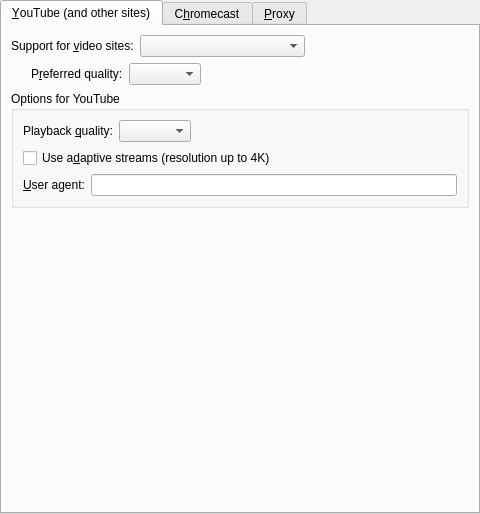
Before: the Qt Designer form src/prefnetwork.ui in deepin-community/smplayer, drawn with Qt 5.
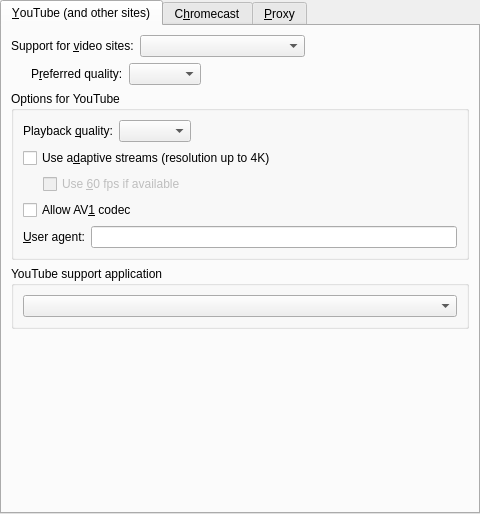
After: the same form once the commit is applied.

```diff
--- a/src/prefnetwork.ui
+++ b/src/prefnetwork.ui
@@ -155,6 +155,52 @@
             </property>
            </widget>
           </item>
+          <item>
+           <widget class="QWidget" name="adaptative_streams_widget" native="true">
+            <property name="enabled">
+             <bool>false</bool>
+            </property>
+            <layout class="QVBoxLayout" name="verticalLayout_6">
+             <property name="margin">
+              <number>0</number>
+             </property>
+             <item>
+              <layout class="QHBoxLayout" name="horizontalLayout_5">
+               <item>
+                <spacer name="horizontalSpacer_7">
+                 <property name="orientation">
+                  <enum>Qt::Horizontal</enum>
+                 </property>
+                 <property name="sizeType">
+                  <enum>QSizePolicy::Fixed</enum>
+                 </property>
+                 <property name="sizeHint" stdset="0">
+                  <size>
+                   <width>20</width>
+                   <height>20</height>
+                  </size>
+                 </property>
+                </spacer>
+               </item>
+               <item>
+                <widget class="QCheckBox" name="yt_use_60fps_check">
+                 <property name="text">
+                  <string>Use &amp;60 fps if available</string>
+                 </property>
+                </widget>
+               </item>
+              </layout>
+             </item>
+            </layout>
+           </widget>
+          </item>
+          <item>
+           <widget class="QCheckBox" name="yt_av1_check">
+            <property name="text">
+             <string>Allow AV&amp;1 codec</string>
+            </property>
+           </widget>
+          </item>
           <item>
            <layout class="QHBoxLayout" name="horizontalLayout">
             <item>
@@ -175,6 +221,18 @@
          </layout>
         </widget>
        </item>
+       <item>
+        <widget class="QGroupBox" name="youtube_app_box">
+         <property name="title">
+          <string>YouTube support application</string>
+         </property>
+         <layout class="QVBoxLayout" name="verticalLayout_7">
+          <item>
+           <widget class="QComboBox" name="ytdl_bin_combo"/>
+          </item>
+         </layout>
+        </widget>
+       </item>
        <item>
         <spacer name="verticalSpacer_2">
          <property name="orientation">
```
Left out of the diff: 19 changed lines with no effect on the pictures.
